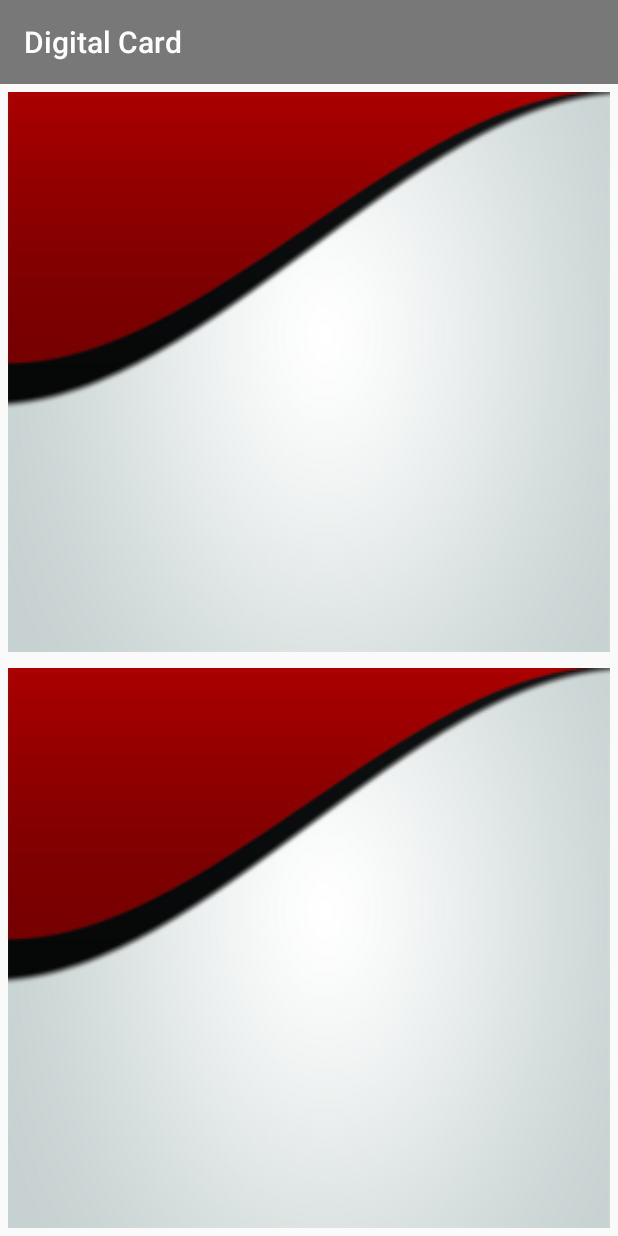
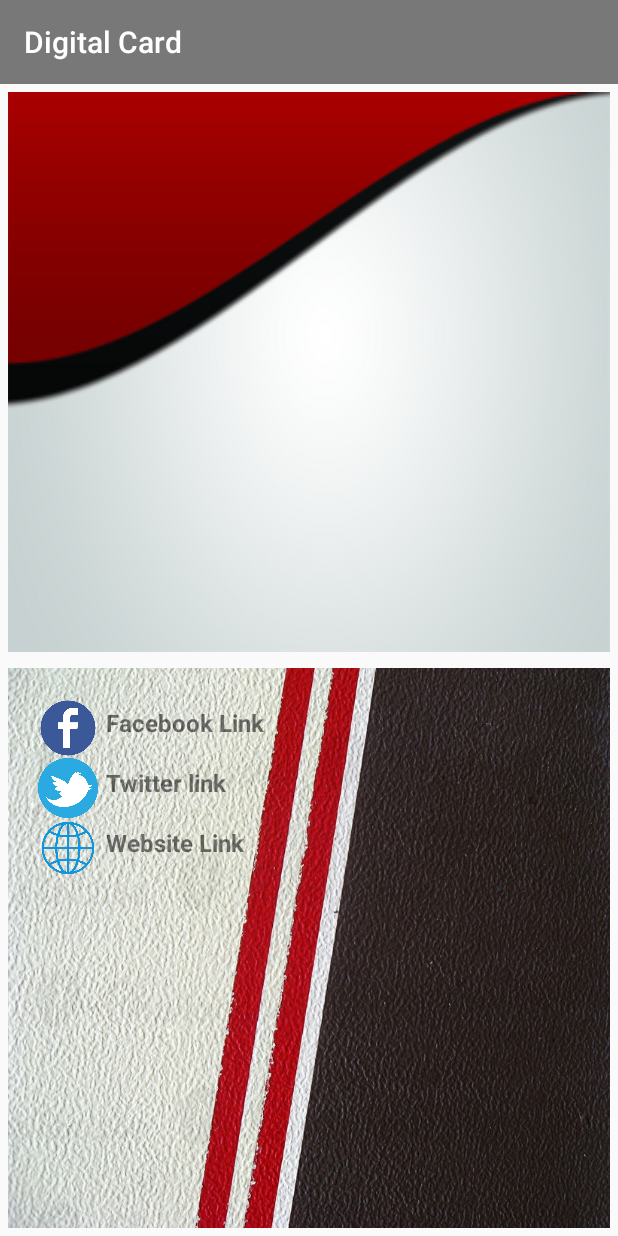
Before and after one commit to ShrikrishnaRai/FYP, an Android app: the EnlargeCard screen opened directly, with no data from a screen before it, on a phone screen of 412 x 824 dp. Run offline under Robolectric (Android 15) with nearby library versions, the phone set to English and light mode, and no system bars; 3 statements that could not run were skipped.

Commit message:
Digital Card Beta 1.0

```diff
--- a/app/src/main/java/com/shreerai/digitalcard/EnlargeContact/EnlargeCardContact.java
+++ b/app/src/main/java/com/shreerai/digitalcard/EnlargeContact/EnlargeCardContact.java
@@ -33,7 +33,7 @@
         String lastname = intent.getExtras().getString("lastname");
         String position = intent.getExtras().getString("position");
         String phone = intent.getExtras().getString("phone");
-        frontName_v.setText(firstname + "" + lastname);
+        frontName_v.setText(firstname + " " + lastname);
         frontAddress_v.setText(position);
     }
 
@@ -43,10 +43,10 @@
         frontPhone_v = findViewById(R.id.educationEnlargeFront_phone);
         facebookLink_v = findViewById(R.id.facebookLink);
         twitterLink_v = findViewById(R.id.twitterLink);
-        SpannableString content = new SpannableString("Facebook Link ?");
+        SpannableString content = new SpannableString("Facebook Link");
         content.setSpan(new UnderlineSpan(), 0, content.length(), 0);
         facebookLink_v.setText(content);
-        SpannableString twitter_content = new SpannableString("Twitter Link ?");
+        SpannableString twitter_content = new SpannableString("Twitter Link");
         content.setSpan(new UnderlineSpan(), 0, content.length(), 0);
         twitterLink_v.setText(twitter_content);
         frontPhone_v.setOnClickListener(new View.OnClickListener() {
--- a/app/src/main/res/layout/activity_enlarge_card.xml
+++ b/app/src/main/res/layout/activity_enlarge_card.xml
@@ -16,6 +16,7 @@
         android:background="@mipmap/card_one">
 
         <TextView
+            android:textSize="18sp"
             android:id="@+id/educationEnlargeFront_name"
             android:layout_width="wrap_content"
             android:layout_height="wrap_content"
@@ -39,11 +40,13 @@
             android:id="@+id/educationEnlargeFront_phone"
             android:layout_width="wrap_content"
             android:layout_height="wrap_content"
-            android:layout_alignParentBottom="true"
             android:layout_alignParentEnd="true"
             android:layout_alignParentRight="true"
+            android:layout_alignParentBottom="true"
             android:layout_margin="15dp"
-            android:text="9805912765" />
+            android:text="9805912765"
+            android:textSize="16sp"
+            android:textStyle="italic" />
     </RelativeLayout>
 
     <RelativeLayout
@@ -51,8 +54,83 @@
         android:layout_height="0dp"
         android:layout_margin="5dp"
         android:layout_weight="1"
-        android:background="@mipmap/card_one">
+        android:background="@mipmap/card_back">
 
+        <LinearLayout
+            android:layout_width="wrap_content"
+            android:layout_height="wrap_content"
+            android:layout_margin="10dp"
+            android:orientation="vertical"
+            android:padding="10dp">
+
+            <RelativeLayout
+                android:layout_width="wrap_content"
+                android:layout_height="wrap_content">
+
+                <ImageView
+                    android:id="@+id/facebookIcon"
+                    android:layout_width="40dp"
+                    android:layout_height="40dp"
+                    android:src="@mipmap/fb_icon" />
+
+
+                <TextView
+                    android:id="@+id/facebookLink"
+                    android:layout_width="wrap_content"
+                    android:layout_height="wrap_content"
+                    android:layout_margin="5dp"
+                    android:layout_toRightOf="@id/facebookIcon"
+                    android:text="Facebook Link"
+                    android:textSize="16sp"
+                    android:textStyle="bold" />
+            </RelativeLayout>
+
+            <RelativeLayout
+                android:layout_width="wrap_content"
+                android:layout_height="wrap_content">
+
+                <ImageView
+                    android:id="@+id/twitter_icon"
+                    android:layout_width="40dp"
+                    android:layout_height="40dp"
+                    android:src="@mipmap/twitter_icon" />
+
+
+                <TextView
+                    android:id="@+id/twitterLink"
+                    android:layout_width="wrap_content"
+                    android:layout_height="wrap_content"
+                    android:layout_margin="5dp"
+                    android:layout_toRightOf="@id/twitter_icon"
+                    android:text="Twitter link"
+                    android:textSize="16sp"
+                    android:textStyle="bold" />
+            </RelativeLayout>
+
+            <RelativeLayout
+                android:layout_width="wrap_content"
+                android:layout_height="wrap_content">
+
+                <ImageView
+                    android:id="@+id/website_icon"
+                    android:layout_width="40dp"
+                    android:layout_height="40dp"
+                    android:src="@mipmap/website_icon" />
+
+
+                <TextView
+
+                    android:id="@+id/WebsiteLink"
+                    android:layout_width="wrap_content"
+                    android:layout_height="wrap_content"
+                    android:layout_margin="5dp"
+                    android:layout_toRightOf="@id/website_icon"
+                    android:text="Website Link"
+                    android:textSize="16sp"
+                    android:textStyle="bold" />
+            </RelativeLayout>
+
+        </LinearLayout>
 
     </RelativeLayout>
 </LinearLayout>
--- a/app/src/main/res/layout/card_search.xml
+++ b/app/src/main/res/layout/card_search.xml
@@ -14,7 +14,7 @@
             android:id="@+id/search_image"
             android:layout_width="50dp"
             android:layout_height="60dp"
-            android:src="@drawable/ic_person_black_24dp" />
+            android:src="@mipmap/app_display_icon" />
 
         <TextView
             android:id="@+id/search_name"
--- a/app/src/main/res/layout/profile_fragment.xml
+++ b/app/src/main/res/layout/profile_fragment.xml
@@ -49,6 +49,8 @@
             android:padding="20dp">
 
             <TextView
+                android:textStyle="italic"
+                android:textSize="16sp"
                 android:id="@+id/facebookLink"
                 android:layout_width="wrap_content"
                 android:layout_height="wrap_content"
@@ -56,6 +58,8 @@
                 android:text="facebook" />
 
             <TextView
+                android:textStyle="italic"
+                android:textSize="16sp"
                 android:id="@+id/twitterLink"
                 android:layout_width="wrap_content"
                 android:layout_height="wrap_content"
--- a/app/src/main/res/menu/activity_main_drawer.xml
+++ b/app/src/main/res/menu/activity_main_drawer.xml
@@ -15,7 +15,7 @@
         <item
             android:id="@+id/nav_slideshow"
             android:icon="@drawable/ic_person_add_black_24dp"
-            android:title="Reqeust" />
+            android:title="Request" />
         <item
             android:id="@+id/nav_manage"
             android:icon="@drawable/ic_menu_manage"
```
Also changed, not shown: app/src/main/AndroidManifest.xml (+4 -4 lines), app/src/main/java/com/shreerai/digitalcard/Profile/Profile.java (+5 -2 lines), app/src/main/res/layout/activity_enlarge_card_contact.xml (+39 -7 lines), app/src/main/res/mipmap-hdpi/card_back.jpg (added).
